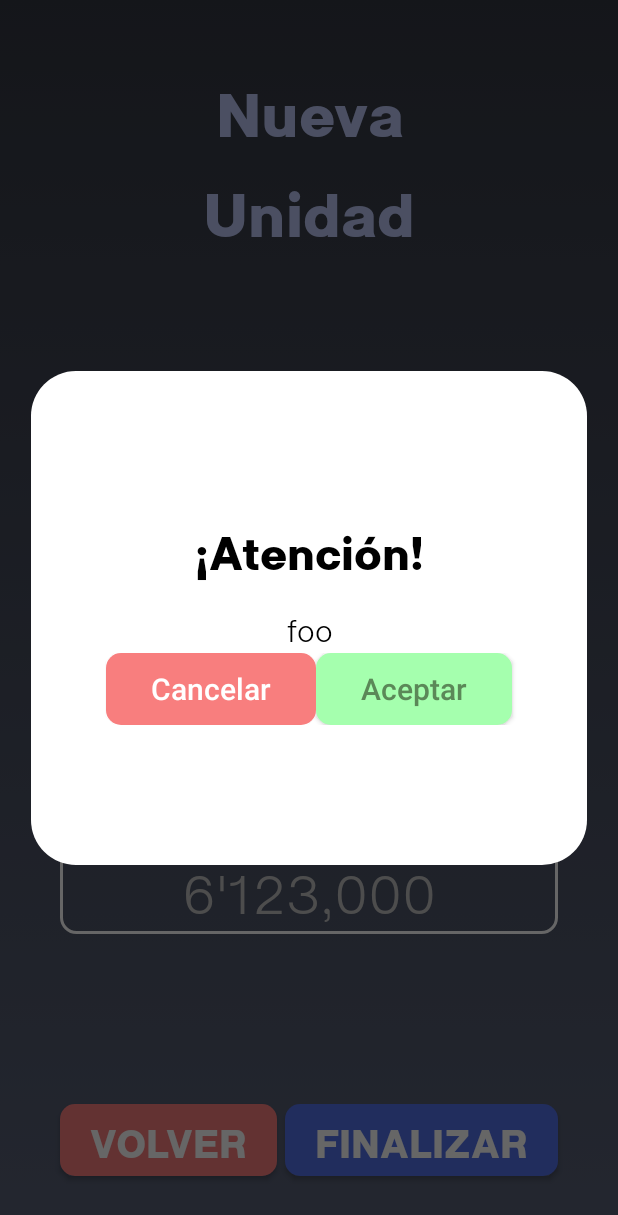
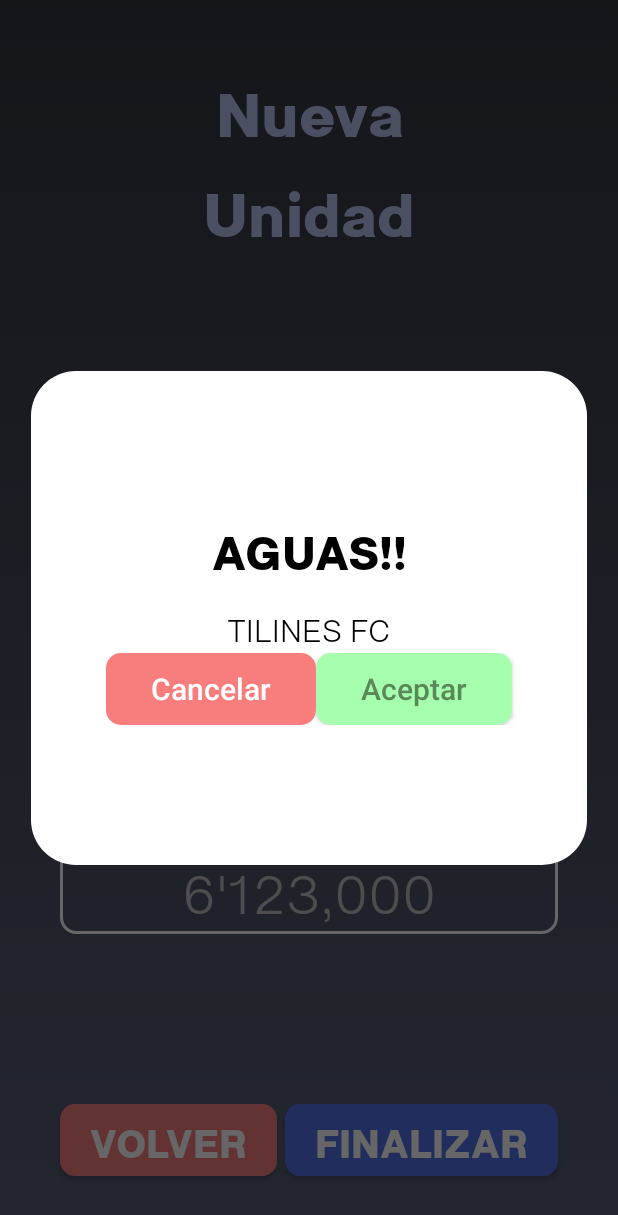
Before and after one commit to MoisesMoralesGtz/PIA-MOVILES2023, an Android app: the nueva_unidad screen opened directly, with no data from a screen before it, after a tap on "FINALIZAR", on a phone screen of 412 x 824 dp. Shown: the top 1215 px of the screen. Run offline under Robolectric (Android 15) with nearby library versions, the phone set to English and light mode, and no system bars; 2 other taps on this screen came first.

Commit message:
Lógica de Texto Dialog Concluida

```diff
--- a/app/src/main/java/com/example/administradordeunidadesmviles_e2023/nueva_unidad.kt
+++ b/app/src/main/java/com/example/administradordeunidadesmviles_e2023/nueva_unidad.kt
@@ -7,6 +7,8 @@ import android.graphics.drawable.ColorDrawable
 import android.os.Bundle
 import android.widget.AdapterView
 import android.widget.ArrayAdapter
+import android.widget.Button
+import android.widget.TextView
 import android.widget.Toast
 import androidx.appcompat.app.AppCompatActivity
 import com.example.administradordeunidadesmviles_e2023.databinding.ActivityNuevaUnidadBinding
@@ -39,12 +41,10 @@ class nueva_unidad : AppCompatActivity() {
 
         binding.btnContinuar.setOnClickListener {
 
-
             val dialogBinding=layoutInflater.inflate(R.layout.alertas_para_usuarios,null)
             val myDialog = Dialog(this)
 
             myDialog.setContentView(dialogBinding)
-
             myDialog.setCancelable(false)
 
             val width = (resources.displayMetrics.widthPixels * 0.90).toInt()
@@ -56,7 +56,6 @@ class nueva_unidad : AppCompatActivity() {
             myDialog.show()
 
 
-
             //Codigo de las opciones
 
 
@@ -65,6 +64,17 @@ class nueva_unidad : AppCompatActivity() {
             startActivity(intent)
             overridePendingTransition(R.anim.from_right_in, R.anim.from_left_out)
             */
+            val titulo = dialogBinding.findViewById<TextView>(R.id.tituloAlerta)
+            val texto = dialogBinding.findViewById<TextView>(R.id.textoAlerta)
+
+            titulo.text="AGUAS!!"
+            texto.text="TILINES FC"
+
+            //Codigo de alertas
+            val BtnClose = dialogBinding.findViewById<Button>(R.id.btnCerrarz)
+            BtnClose.setOnClickListener{
+                myDialog.dismiss()
+            }
         }
 
         binding.btnVolver.setOnClickListener{
--- a/app/src/main/res/layout/alertas_para_usuarios.xml
+++ b/app/src/main/res/layout/alertas_para_usuarios.xml
@@ -20,6 +20,7 @@
         android:orientation="vertical">
 
         <TextView
+            android:id="@+id/tituloAlerta"
             android:layout_width="wrap_content"
             android:layout_height="wrap_content"
             android:layout_gravity="center"
```
